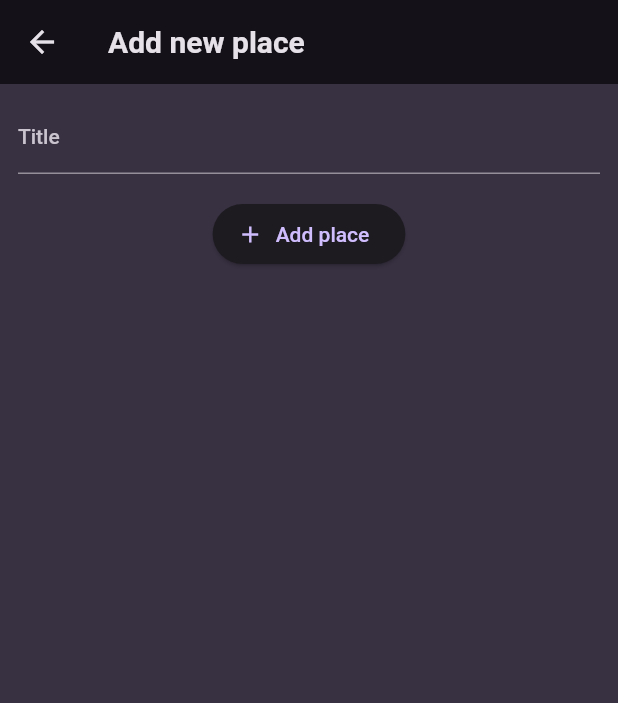
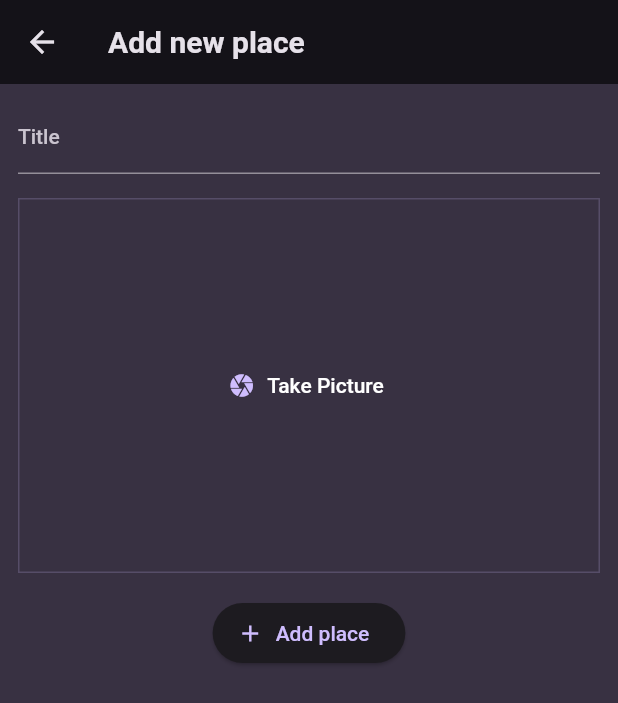
Before and after one commit to quangchien99/Flutter-Complete-Course, a Flutter app: the AddPlaceScreen screen opened directly, on a phone screen of 412 x 824 dp. Shown: the top 703 px of the screen. Run offline on Flutter 3.47's test engine with Material 2 defaults, Android fonts, the phone set to English and light mode, and no system bars; our stand-ins replace flutter_riverpod, google_fonts.

Commit message:
Adding pick an image

```diff
--- a/lib/screens/add_place.dart
+++ b/lib/screens/add_place.dart
@@ -1,4 +1,5 @@
 import 'package:fav_places_app/providers/user_places.dart';
+import 'package:fav_places_app/widgets/image_input.dart';
 import 'package:flutter/material.dart';
 import 'package:flutter_riverpod/flutter_riverpod.dart';
 
@@ -52,6 +53,10 @@
             const SizedBox(
               height: 16,
             ),
+            const ImageInput(),
+            const SizedBox(
+              height: 16,
+            ),
             ElevatedButton.icon(
               onPressed: _savePlace,
               label: const Text('Add place'),
--- /dev/null
+++ b/lib/widgets/image_input.dart
@@ -0,0 +1,39 @@
+import 'package:flutter/material.dart';
+
+class ImageInput extends StatefulWidget {
+  const ImageInput({super.key});
+
+  @override
+  State<ImageInput> createState() {
+    return _ImageInputState();
+  }
+}
+
+class _ImageInputState extends State<ImageInput> {
+  void _takePicture() {}
+
+  @override
+  Widget build(BuildContext context) {
+    return Container(
+      decoration: BoxDecoration(
+        border: Border.all(
+          width: 1,
+          color: Theme.of(context).colorScheme.primary.withOpacity(0.2),
+        ),
+      ),
+      height: 250,
+      width: double.infinity,
+      alignment: Alignment.center,
+      child: TextButton.icon(
+        onPressed: _takePicture,
+        icon: const Icon(Icons.camera),
+        label: const Text(
+          'Take Picture',
+          style: TextStyle(
+            color: Colors.white,
+          ),
+        ),
+      ),
+    );
+  }
+}
```
